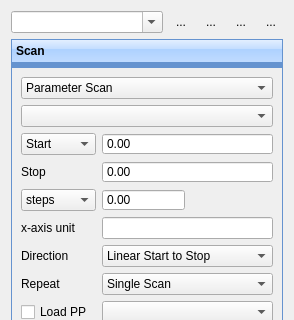
The window that ui/ScanControlUi.ui (MonroeQuantumNetworks/IonControl) describes before a commit, drawn with Qt 5; both pictures show x 0 to 294 and y 0 to 320 of the 294 by 583 pixel window.
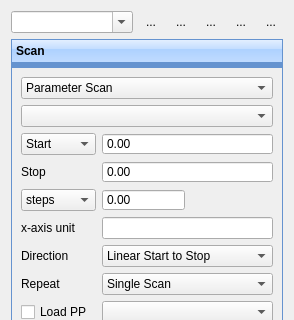
The same window after the commit. The open tabs and pages were chosen to show the change. Icons and pictures are not drawn. Custom widgets are drawn as their Qt base class.

Commit message: add Button to remove entries from ScanControl

```diff
--- a/ui/ScanControlUi.ui
+++ b/ui/ScanControlUi.ui
@@ -29,6 +29,32 @@
        </property>
       </widget>
      </item>
+     <item>
+      <widget class="QToolButton" name="removeButton">
+       <property name="minimumSize">
+        <size>
+         <width>0</width>
+         <height>0</height>
+        </size>
+       </property>
+       <property name="text">
+        <string>...</string>
+       </property>
+       <property name="icon">
+        <iconset resource="Experiment.qrc">
+         <normaloff>:/openicon/icons/edit-clear-locationbar-rtl.png</normaloff>:/openicon/icons/edit-clear-locationbar-rtl.png</iconset>
+       </property>
+       <property name="iconSize">
+        <size>
+         <width>16</width>
+         <height>16</height>
+        </size>
+       </property>
+       <property name="autoRaise">
+        <bool>true</bool>
+       </property>
+      </widget>
+     </item>
      <item>
       <widget class="QToolButton" name="saveButton">
        <property name="toolTip">
```
Left out of the diff: 12 changed lines with no effect on the pictures. The commit also changes 1 other file.
